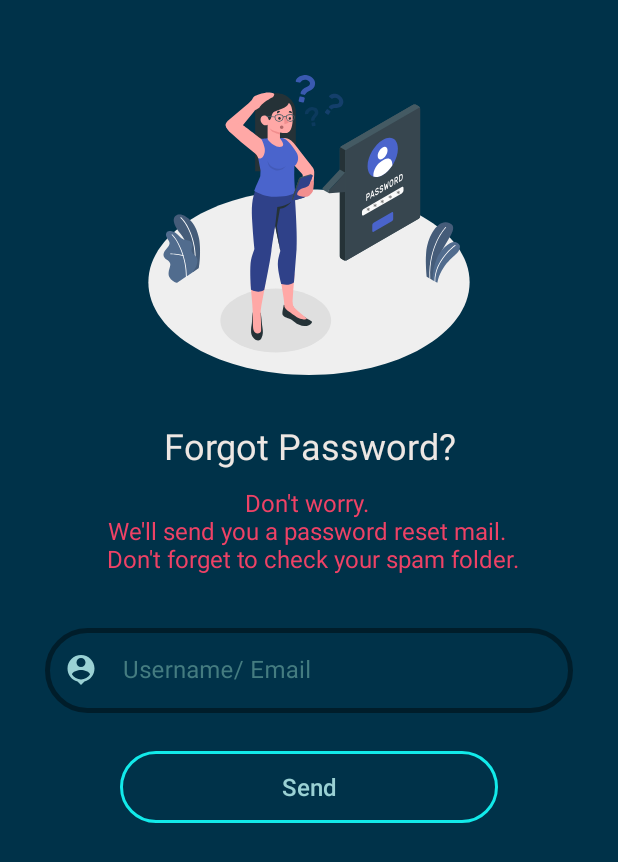
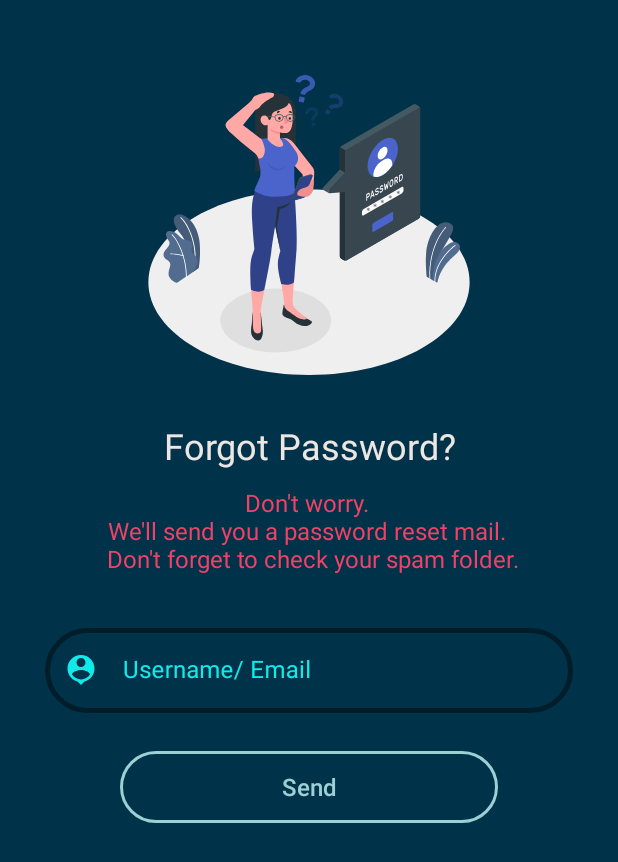
Before and after one commit to NoushinTasnim/QuotePad2.0, an Android app: the ForgetPasswordActivity screen opened directly, with no data from a screen before it, on a phone screen of 412 x 824 dp. Shown: the top 862 px of the screen. Run offline under Robolectric (Android 15) with nearby library versions, the phone set to English and light mode, and no system bars; our stand-ins replace Firebase (no records; nobody signed in at launch, a user with empty details on screens opened directly); network calls fail.

Commit message:
small updates

```diff
--- a/app/src/main/java/com/example/quotepad/MainActivity.java
+++ b/app/src/main/java/com/example/quotepad/MainActivity.java
@@ -53,16 +53,12 @@ public class MainActivity extends AppCompatActivity implements NavigationView.On
     NavigationView navigationView;
     TextView nav_user_name, nav_name;
     ImageView menuIcon;
-    LinearLayout contentView;
     TextView tv;
 
-    FirebaseAuth mAuth;
     DatabaseReference reference;
     Query checkUser;
 
     String name, em, username, ph, pass, uid;
-
-    static final float END_SCALE = 0.7f;
 
     @Override
     protected void onCreate(Bundle savedInstanceState) {
--- a/app/src/main/res/layout/activity_forget_password.xml
+++ b/app/src/main/res/layout/activity_forget_password.xml
@@ -4,7 +4,7 @@
     xmlns:tools="http://schemas.android.com/tools"
     android:layout_width="match_parent"
     android:layout_height="match_parent"
-    android:background="@color/dark_shade"
+    android:background="@color/text_color"
     tools:context=".forgot_pass.ForgetPasswordActivity">
 
     <RelativeLayout
@@ -29,7 +29,7 @@
             android:padding="5dp"
             android:text="Forgot Password?"
             android:textAlignment="center"
-            android:textColor="@color/light_shade"
+            android:textColor="@color/bg_color"
             android:textSize="24sp" />
 
         <TextView
@@ -42,7 +42,7 @@
             android:paddingBottom="30dp"
             android:text="Don't worry. \nWe'll send you a password reset mail. \n Don't forget to check your spam folder."
             android:textAlignment="center"
-            android:textColor="@color/dark_accent"
+            android:textColor="@color/text_color2"
             android:textSize="16sp" />
 
         <LinearLayout
@@ -64,26 +64,26 @@
                 android:layout_height="wrap_content"
                 android:hint="Username/ Email"
                 android:paddingBottom="10dp"
-                android:textColorHint="@color/teal_200"
+                android:textColorHint="@color/main_color"
                 app:boxCornerRadiusBottomEnd="100dp"
                 app:boxCornerRadiusBottomStart="100dp"
                 app:boxCornerRadiusTopEnd="100dp"
                 app:boxCornerRadiusTopStart="100dp"
-                app:boxStrokeColor="@color/teal_700"
+                app:boxStrokeColor="@color/main_color"
                 app:boxStrokeWidth="3dp"
                 app:boxStrokeWidthFocused="4dp"
                 app:endIconMode="clear_text"
-                app:endIconTint="#88f4ff"
-                app:hintTextColor="@color/light_shade"
+                app:endIconTint="@color/main_color"
+                app:hintTextColor="@color/bg_color3"
                 app:startIconDrawable="@drawable/ic_baseline_person_pin_24"
-                app:startIconTint="@color/light_accent">
+                app:startIconTint="@color/main_color">
 
                 <com.google.android.material.textfield.TextInputEditText
                     android:layout_width="match_parent"
                     android:layout_height="wrap_content"
                     android:inputType="textEmailAddress"
                     android:textAlignment="center"
-                    android:textColor="@color/dark_accent" />
+                    android:textColor="@color/text_color2" />
 
             </com.google.android.material.textfield.TextInputLayout>
 
@@ -109,12 +109,13 @@
                 android:layout_marginVertical="15dp"
                 android:layout_marginHorizontal="50dp"
                 android:background="@drawable/rounded_box_stroke"
-                android:drawableTint="@color/light_accent"
+                android:backgroundTint="@color/bg_color3"
+                android:drawableTint="@color/bg_color3"
                 android:paddingHorizontal="25dp"
                 android:text="Send"
                 android:textAlignment="center"
                 android:textAllCaps="false"
-                android:textColor="@color/light_accent"
+                android:textColor="@color/bg_color3"
                 android:textSize="16sp" />
 
         </LinearLayout>
--- a/app/src/main/res/values/colors.xml
+++ b/app/src/main/res/values/colors.xml
@@ -15,7 +15,10 @@
     <color name="light_accent">#9ad1d4</color>
 
     <color name="text_color">#003249</color>
+    <color name="text_color2">#ee4266</color>
+    <color name="text_color3">#000000</color>
     <color name="bg_color">#ede7e3</color>
-    <color name="text_color2">#ee4266</color>
+    <color name="bg_color2">#ede7e3</color>
+    <color name="bg_color3">#9ad1d4</color>
 
 </resources>
--- a/app/src/main/res/values/themes.xml
+++ b/app/src/main/res/values/themes.xml
@@ -46,4 +46,6 @@
     <style name="AppTheme">AppTheme
         <item name="android:windowContentTransitions">true</item>
     </style>
+
+    <style name="MyTheme"></style>
 </resources>
```
Also changed, not shown: app/src/main/java/com/example/quotepad/nav_frags/today/EventsFragment.java (+18 -9 lines).
